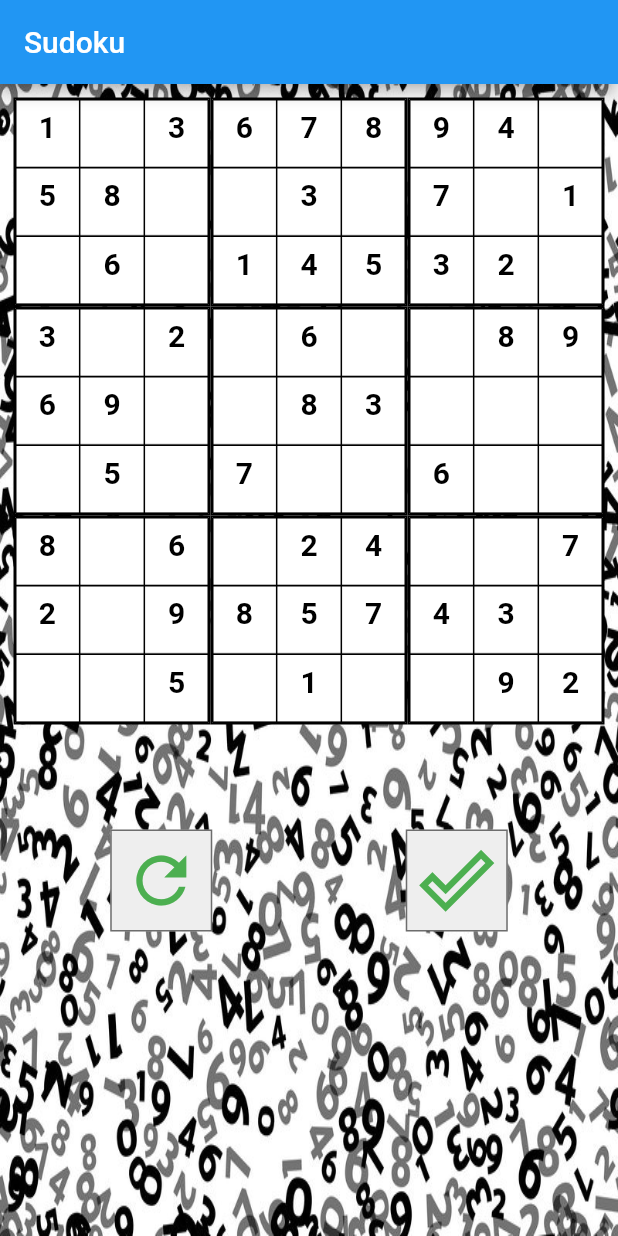
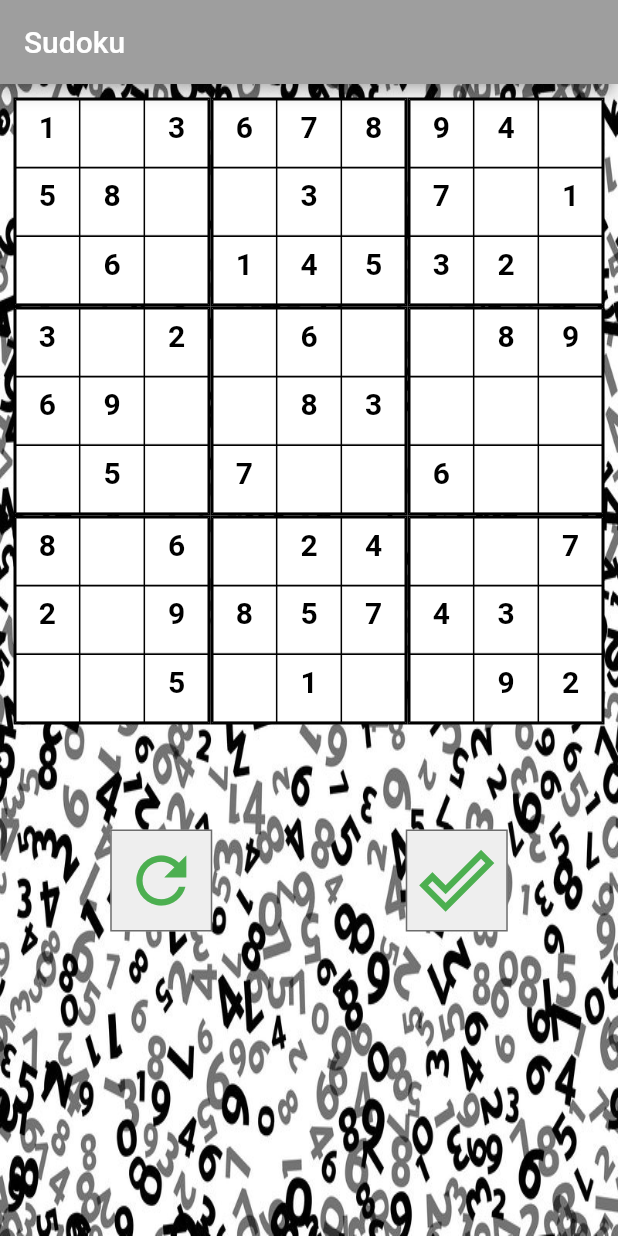
Before and after one commit to frkn2076/Sudoku, a Flutter app: the screen it shows after launch, on a phone screen of 412 x 824 dp. Run offline on Flutter 3.47's test engine with Material 2 defaults, Android fonts, the phone set to English and light mode, and no system bars.

Commit message:
refactoring and bug fix

```diff
--- a/lib/main.dart
+++ b/lib/main.dart
@@ -8,54 +8,44 @@ void main() {
 }
 
 class MyApp extends StatelessWidget {
-  final List<List<int>> square00 = Sudoku.getInnerSquare(0, 0);
-  final List<List<int>> square01 = Sudoku.getInnerSquare(0, 1);
-  final List<List<int>> square02 = Sudoku.getInnerSquare(0, 2);
-  final List<List<int>> square10 = Sudoku.getInnerSquare(1, 0);
-  final List<List<int>> square11 = Sudoku.getInnerSquare(1, 1);
-  final List<List<int>> square12 = Sudoku.getInnerSquare(1, 2);
-  final List<List<int>> square20 = Sudoku.getInnerSquare(2, 0);
-  final List<List<int>> square21 = Sudoku.getInnerSquare(2, 1);
-  final List<List<int>> square22 = Sudoku.getInnerSquare(2, 2);
-
   @override
   Widget build(BuildContext context) {
     return MaterialApp(
       debugShowCheckedModeBanner: false,
-      home: MyHomePage(title: 'Sudoku', squares: [
-        square00,
-        square01,
-        square02,
-        square10,
-        square11,
-        square12,
-        square20,
-        square21,
-        square22
-      ]),
+      home: MyHomePage(title: 'Sudoku'),
     );
   }
 }
 
 class MyHomePage extends StatefulWidget {
-  MyHomePage({Key key, this.title, this.squares}) : super(key: key);
+  MyHomePage({Key key, this.title}) : super(key: key);
 
   final String title;
-  final List<List<List<int>>> squares;
 
   @override
   _MyHomePageState createState() => _MyHomePageState();
 }
 
 class _MyHomePageState extends State<MyHomePage> {
+  List<List<List<int>>> squares;
+  List<List<List<int>>> editedSudoku;
+
+  //Only initializing
+  @override
+  void initState() {
+    squares = fillSquares();
+    editedSudoku = squares;
+    super.initState();
+  }
+
   @override
   Widget build(BuildContext context) {
     double widthOfDevice = MediaQuery.of(context).size.width;
-
     return Scaffold(
       resizeToAvoidBottomInset: false, //Added for bottom overflow warning.
       appBar: AppBar(
         title: Text(widget.title),
+        backgroundColor: Colors.grey,
       ),
       body: Container(
         decoration: BoxDecoration(
@@ -70,23 +60,23 @@ class _MyHomePageState extends State<MyHomePage> {
             children: <Widget>[
               Row(
                 children: <Widget>[
-                  createTable(widthOfDevice / 9, widget.squares[0]),
-                  createTable(widthOfDevice / 9, widget.squares[1]),
-                  createTable(widthOfDevice / 9, widget.squares[2])
+                  createTable(widthOfDevice / 9, squares[0], 0),
+                  createTable(widthOfDevice / 9, squares[1], 1),
+                  createTable(widthOfDevice / 9, squares[2], 2)
                 ],
               ),
               Row(
                 children: <Widget>[
-                  createTable(widthOfDevice / 9, widget.squares[3]),
-                  createTable(widthOfDevice / 9, widget.squares[4]),
-                  createTable(widthOfDevice / 9, widget.squares[5])
+                  createTable(widthOfDevice / 9, squares[3], 3),
+                  createTable(widthOfDevice / 9, squares[4], 4),
+                  createTable(widthOfDevice / 9, squares[5], 5)
                 ],
               ),
               Row(
                 children: <Widget>[
-                  createTable(widthOfDevice / 9, widget.squares[6]),
-                  createTable(widthOfDevice / 9, widget.squares[7]),
-                  createTable(widthOfDevice / 9, widget.squares[8])
+                  createTable(widthOfDevice / 9, squares[6], 6),
+                  createTable(widthOfDevice / 9, squares[7], 7),
+                  createTable(widthOfDevice / 9, squares[8], 8)
                 ],
               ),
               SizedBox(
@@ -105,7 +95,25 @@ class _MyHomePageState extends State<MyHomePage> {
                         color: Colors.green,
                       ),
                       iconSize: 50,
-                      onPressed: () {},
+                      onPressed: () {
+                        return showDialog<void>(
+                          context: context,
+                          builder: (BuildContext context) {
+                            return AlertDialog(
+                              title: Text('REFRESH!'),
+                              content: const Text("REFRESH"),
+                              actions: <Widget>[
+                                FlatButton(
+                                  child: Text('Ok'),
+                                  onPressed: () {
+                                    Navigator.of(context).pop();
+                                  },
+                                ),
+                              ],
+                            );
+                          },
+                        );
+                      },
                     ),
                   ),
                   Container(
@@ -118,7 +126,25 @@ class _MyHomePageState extends State<MyHomePage> {
                         color: Colors.green,
                       ),
                       iconSize: 50,
-                      onPressed: () {},
+                      onPressed: () {
+                        return showDialog<void>(
+                          context: context,
+                          builder: (BuildContext context) {
+                            return AlertDialog(
+                              title: Text('Oppps!'),
+                              content: const Text("Not a valid sudoku"),
+                              actions: <Widget>[
+                                FlatButton(
+                                  child: Text('Ok'),
+                                  onPressed: () {
+                                    Navigator.of(context).pop();
+                                  },
+                                ),
+                              ],
+                            );
+                          },
+                        );
+                      },
                     ),
                   ),
                 ],
@@ -130,7 +156,7 @@ class _MyHomePageState extends State<MyHomePage> {
     );
   }
 
-  Widget createTable(double cellHeight, List<List<int>> list) {
+  Widget createTable(double cellHeight, List<List<int>> list, int squareId) {
     return Expanded(
       child: Container(
         decoration: BoxDecoration(
@@ -147,9 +173,18 @@ class _MyHomePageState extends State<MyHomePage> {
                       (index) => InkResponse(
                         child: SizedBox(
                           height: cellHeight,
-                          child:
-                              // Text(value[index].toString())
-                              TextField(
+                          child: TextField(
+                            onChanged: (String item) {
+                              // ignore: unused_element
+                              // setState(){
+                              this.editedSudoku[squareId][list.indexOf(value)]
+                                  [index] = int.parse(item);
+                              print(editedSudoku[squareId]);
+                              // }
+                              // editedSudoku[squareId%3+(squareId/3).floor()+list.indexOf(value)][squareId%3*3+index] = int.parse(item);
+                              print(
+                                  "item: $item  index1: $index   index2: ${list.indexOf(value)}   squareId: $squareId");
+                            },
                             readOnly: value[index] != 0,
                             inputFormatters: <TextInputFormatter>[
                               FilteringTextInputFormatter.digitsOnly,
@@ -178,6 +213,20 @@ class _MyHomePageState extends State<MyHomePage> {
         ),
       ),
     );
+  }
+
+  List<List<List<int>>> fillSquares() {
+    List<List<List<int>>> squares = List<List<List<int>>>();
+    squares.add(Sudoku.getInnerSquare(0, 0));
+    squares.add(Sudoku.getInnerSquare(0, 1));
+    squares.add(Sudoku.getInnerSquare(0, 2));
+    squares.add(Sudoku.getInnerSquare(1, 0));
+    squares.add(Sudoku.getInnerSquare(1, 1));
+    squares.add(Sudoku.getInnerSquare(1, 2));
+    squares.add(Sudoku.getInnerSquare(2, 0));
+    squares.add(Sudoku.getInnerSquare(2, 1));
+    squares.add(Sudoku.getInnerSquare(2, 2));
+    return squares;
   }
 
   // List<List<int>> createSudoku() {
```
